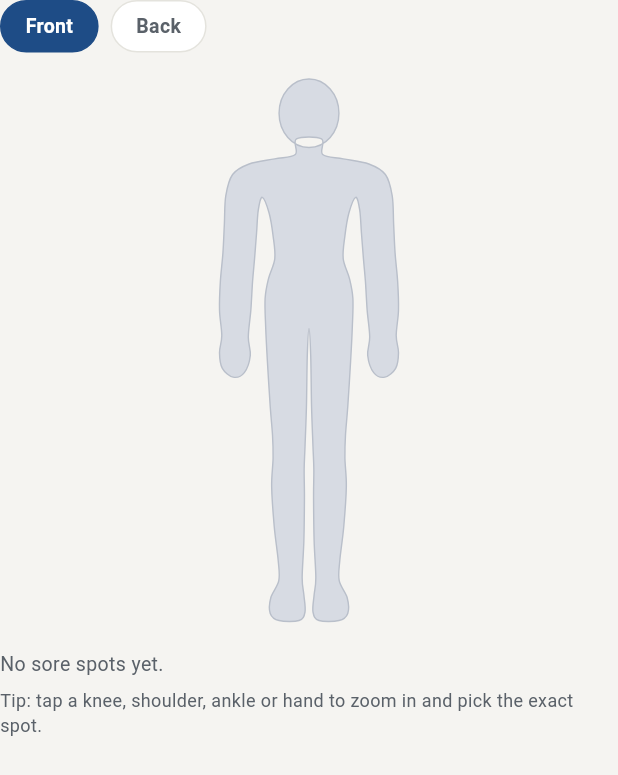
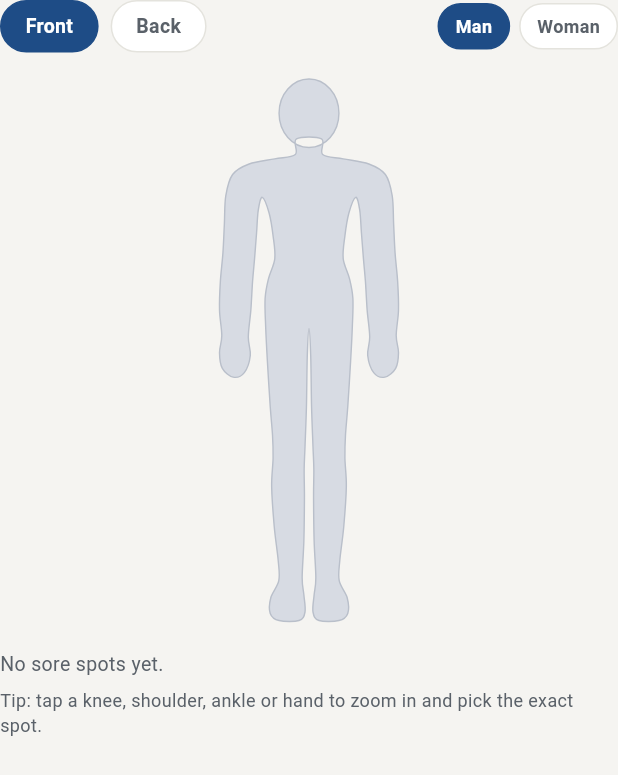
Before and after one commit to jojo11haz-droid/git-init, a Flutter app: the BodyMap widget shown alone on an empty page, opened directly with empty values, after a tap on "Front", on a phone screen of 412 x 824 dp. Shown: the top 775 px of the screen. Run offline on Flutter 3.47's test engine with Material 3 defaults, Android fonts, the phone set to English and light mode, and no system bars; our stand-ins replace flutter_secure_storage, image_picker; missing offline and left inert: health, record; accounts and stored records are empty; network calls fail.

Commit message:
Revert "Body map: take the Man / Woman switch off for now (web + app)"
This reverts commit c7192887025c817e0ace48d3984db25c9f3f7ee6.

```diff
--- a/patient_app/lib/body_map.dart
+++ b/patient_app/lib/body_map.dart
@@ -1,4 +1,5 @@
 import 'package:flutter/material.dart';
+import 'package:flutter_secure_storage/flutter_secure_storage.dart';
 
 import 'theme.dart';
 
@@ -451,10 +452,35 @@ class _PickResult {
 
 class _BodyMapState extends State<BodyMap> {
   final Map<String, int> _map = {}; // "view:region" -> 1..10
-  // Which body the figure and close-up photos show. The Man / Woman switch
-  // is off for now, so everyone sees the man's set; the woman's outline and
-  // f_*.webp photos stay in place for when it comes back.
-  static const bool _female = false;
+  // Close-up photo set: the patient's choice of a man's or a woman's body,
+  // remembered on the device (same key as the website's localStorage).
+  static bool _female = false;
+  static const _sexKey = 'btw_body_sex';
+  static const _store = FlutterSecureStorage();
+
+  @override
+  void initState() {
+    super.initState();
+    _loadSex();
+  }
+
+  Future<void> _loadSex() async {
+    try {
+      final v = await _store.read(key: _sexKey);
+      if (v != null && mounted) setState(() => _female = v == 'f');
+    } catch (_) {}
+  }
+
+  void _setFemale(bool f) {
+    _female = f;
+    _saveSex(f);
+  }
+
+  Future<void> _saveSex(bool f) async {
+    try {
+      await _store.write(key: _sexKey, value: f ? 'f' : 'm');
+    } catch (_) {}
+  }
   final Map<String, String> _sens = {}; // "view:region" -> sensation code
   String _view = 'front';
   static const double _w = 190; // on-screen width; height keeps 100:198 ratio
@@ -490,7 +516,11 @@ class _BodyMapState extends State<BodyMap> {
       }
     }
     final res = await _pickLevel(region, zoom, sub);
-    if (res == null || !mounted) return;
+    if (!mounted) return;
+    if (res == null) {
+      setState(() {}); // the Man / Woman switch may have changed in the sheet
+      return;
+    }
     final key = res.key;
     setState(() {
       final from = res.moveFrom;
@@ -627,12 +657,24 @@ class _BodyMapState extends State<BodyMap> {
               crossAxisAlignment: CrossAxisAlignment.start,
               children: [
                 if (zoom != null) ...[
-                  Text(
-                    partName.isEmpty
-                        ? partName
-                        : partName[0].toUpperCase() + partName.substring(1),
-                    style: const TextStyle(
-                        fontSize: 16, fontWeight: FontWeight.w700),
+                  Row(
+                    children: [
+                      Expanded(
+                        child: Text(
+                          partName.isEmpty
+                              ? partName
+                              : partName[0].toUpperCase() +
+                                  partName.substring(1),
+                          style: const TextStyle(
+                              fontSize: 16, fontWeight: FontWeight.w700),
+                        ),
+                      ),
+                      chip(isFr ? 'Homme' : 'Man', !_female,
+                          () => setSheet(() => _setFemale(false))),
+                      const SizedBox(width: 6),
+                      chip(isFr ? 'Femme' : 'Woman', _female,
+                          () => setSheet(() => _setFemale(true))),
+                    ],
                   ),
                   const SizedBox(height: 4),
                   Text(
@@ -867,6 +909,10 @@ class _BodyMapState extends State<BodyMap> {
         Row(children: [
           _viewBtn('front', widget.isFr ? 'Avant' : 'Front'),
           _viewBtn('back', widget.isFr ? 'Arrière' : 'Back'),
+          const Spacer(),
+          // Man / Woman: the figure's outline and the close-up photos.
+          _sexBtn(false, widget.isFr ? 'Homme' : 'Man'),
+          _sexBtn(true, widget.isFr ? 'Femme' : 'Woman'),
         ]),
         const SizedBox(height: 12),
         Center(
@@ -897,6 +943,29 @@ class _BodyMapState extends State<BodyMap> {
           style: const TextStyle(fontSize: 12, color: BtwColors.inkSoft),
         ),
       ],
+    );
+  }
+
+  Widget _sexBtn(bool female, String label) {
+    final sel = _female == female;
+    return Padding(
+      padding: const EdgeInsets.only(left: 6),
+      child: GestureDetector(
+        onTap: () => setState(() => _setFemale(female)),
+        child: Container(
+          padding: const EdgeInsets.symmetric(horizontal: 11, vertical: 6),
+          decoration: BoxDecoration(
+            color: sel ? BtwColors.moss : Colors.white,
+            borderRadius: BorderRadius.circular(20),
+            border: Border.all(color: sel ? BtwColors.moss : BtwColors.line),
+          ),
+          child: Text(label,
+              style: TextStyle(
+                  fontSize: 12,
+                  fontWeight: FontWeight.w600,
+                  color: sel ? Colors.white : BtwColors.inkSoft)),
+        ),
+      ),
     );
   }
 }
```
Also changed, not shown: 1 other file.
